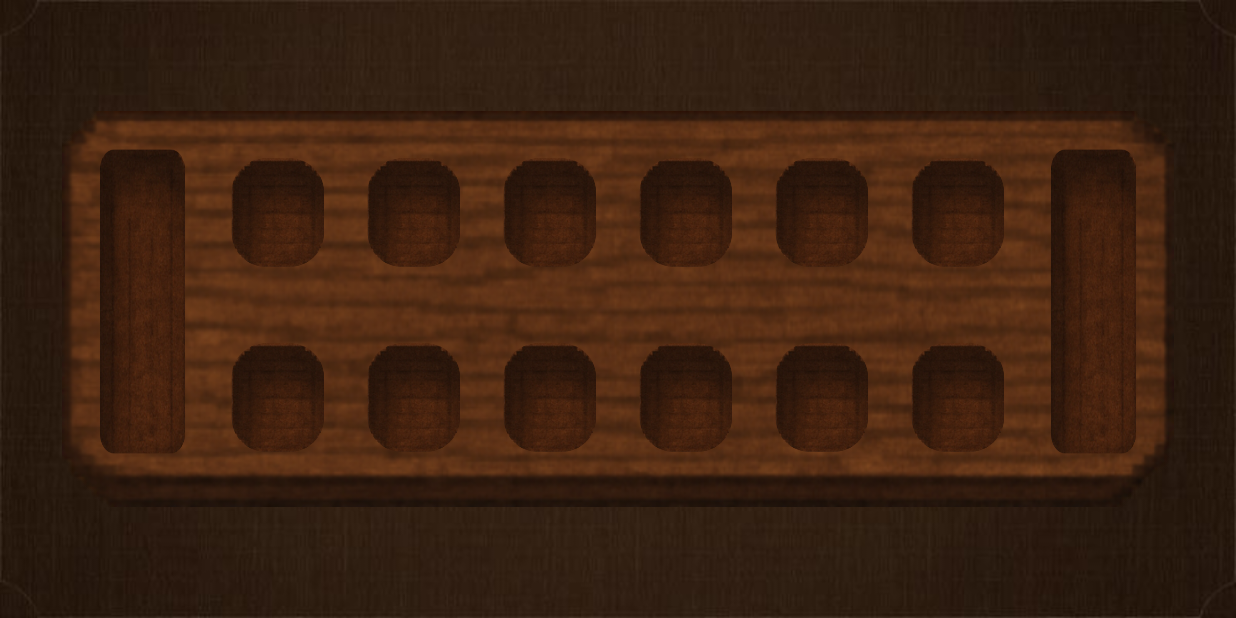
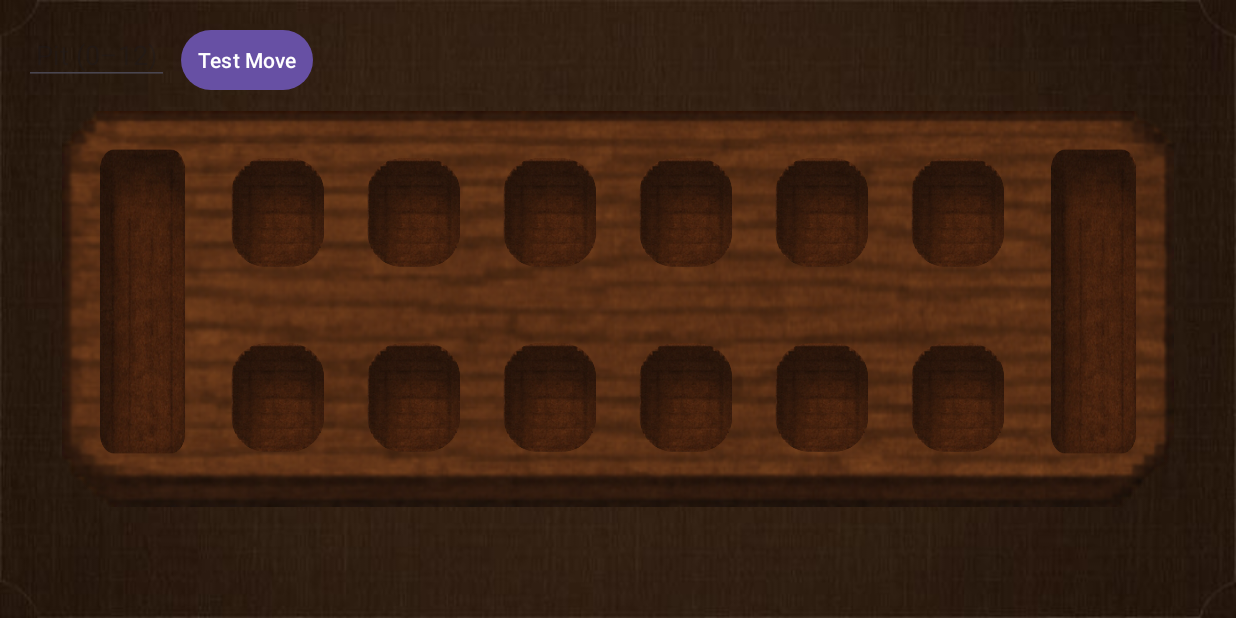
Before and after one commit to Juliatduffy/Mancala-App, an Android app: the GameFragment screen opened through its navigation route, on a phone screen of 824 x 412 dp (held sideways). Run offline under Robolectric (Android 15) with nearby library versions, the phone set to English and light mode, and no system bars.

```diff
--- a/app/src/main/java/com/example/mancala/GameFragment.kt
+++ b/app/src/main/java/com/example/mancala/GameFragment.kt
@@ -6,26 +6,44 @@ import androidx.fragment.app.Fragment
 import android.view.LayoutInflater
 import android.view.View
 import android.view.ViewGroup
+import android.widget.Toast
+import com.example.mancala.databinding.FragmentGameBinding
+import androidx.lifecycle.lifecycleScope
+import kotlinx.coroutines.launch
 
 // Front end stuff for the game
 class GameFragment : Fragment() {
+    private val viewModel: GameViewModel by viewModels()
+    private var _binding: FragmentGameBinding? = null
+    private val binding get() = _binding!!
 
-    companion object {
-        fun newInstance() = GameFragment()
+    override fun onCreateView(
+        inflater: LayoutInflater,
+        container: ViewGroup?,
+        savedInstanceState: Bundle?
+    ): View {
+        _binding = FragmentGameBinding.inflate(inflater, container, false)
+        return binding.root
     }
 
-    private val viewModel: GameViewModel by viewModels()
+    override fun onViewCreated(view: View, savedInstanceState: Bundle?) {
+        super.onViewCreated(view, savedInstanceState)
 
-    override fun onCreate(savedInstanceState: Bundle?) {
-        super.onCreate(savedInstanceState)
-
-        // TODO: Use the ViewModel
+        binding.buttonSubmitMove.setOnClickListener {
+            val text = binding.editPitIndex.text.toString().trim()
+            val pitIndex = text.toIntOrNull()
+            if (pitIndex == null || pitIndex !in 0..12) {
+                Toast.makeText(requireContext(), "Enter 0–12", Toast.LENGTH_SHORT).show()
+                return@setOnClickListener
+            }
+            // Call move(...) with that pit, then log:
+            viewModel.move(pitIndex)
+            viewModel.logBoardState()
+        }
     }
 
-    override fun onCreateView(
-        inflater: LayoutInflater, container: ViewGroup?,
-        savedInstanceState: Bundle?
-    ): View {
-        return inflater.inflate(R.layout.fragment_game, container, false)
+    override fun onDestroyView() {
+        super.onDestroyView()
+        _binding = null
     }
 }
--- a/app/src/main/res/layout/fragment_game.xml
+++ b/app/src/main/res/layout/fragment_game.xml
@@ -6,6 +6,29 @@
     android:layout_width="match_parent"
     android:layout_height="match_parent"
     android:background="@drawable/brown_background">
+
+    <EditText
+        android:id="@+id/editPitIndex"
+        android:layout_width="wrap_content"
+        android:layout_height="wrap_content"
+        android:hint="Pit (0–12)"
+        android:inputType="number"
+        android:padding="8dp"
+        android:layout_marginStart="16dp"
+        android:layout_marginTop="16dp"
+        app:layout_constraintTop_toTopOf="parent"
+        app:layout_constraintStart_toStartOf="parent" />
+
+    <Button
+        android:id="@+id/buttonSubmitMove"
+        android:layout_width="wrap_content"
+        android:layout_height="wrap_content"
+        android:text="Test Move"
+        android:padding="8dp"
+        android:layout_marginStart="8dp"
+        android:layout_marginTop="16dp"
+        app:layout_constraintTop_toTopOf="parent"
+        app:layout_constraintStart_toEndOf="@id/editPitIndex" />
 
     <!-- Board image in the background -->
     <ImageView
--- a/app/src/main/res/layout/fragment_home.xml
+++ b/app/src/main/res/layout/fragment_home.xml
@@ -2,6 +2,7 @@
 <androidx.constraintlayout.widget.ConstraintLayout
     xmlns:android="http://schemas.android.com/apk/res/android"
     xmlns:app="http://schemas.android.com/apk/res-auto"
+    xmlns:tools="http://schemas.android.com/tools"
     android:layout_width="match_parent"
     android:layout_height="match_parent"
     android:background="@drawable/brown_background">
@@ -132,4 +133,5 @@
         android:layout_height="wrap_content"
         android:orientation="horizontal"
         app:layout_constraintGuide_end="80dp" />
+
 </androidx.constraintlayout.widget.ConstraintLayout>
```
Also changed, not shown: app/src/main/java/com/example/mancala/ComputerPlayer.kt (added, +20 -0 lines), app/src/main/java/com/example/mancala/GameViewModel.kt (+19 -6 lines).
